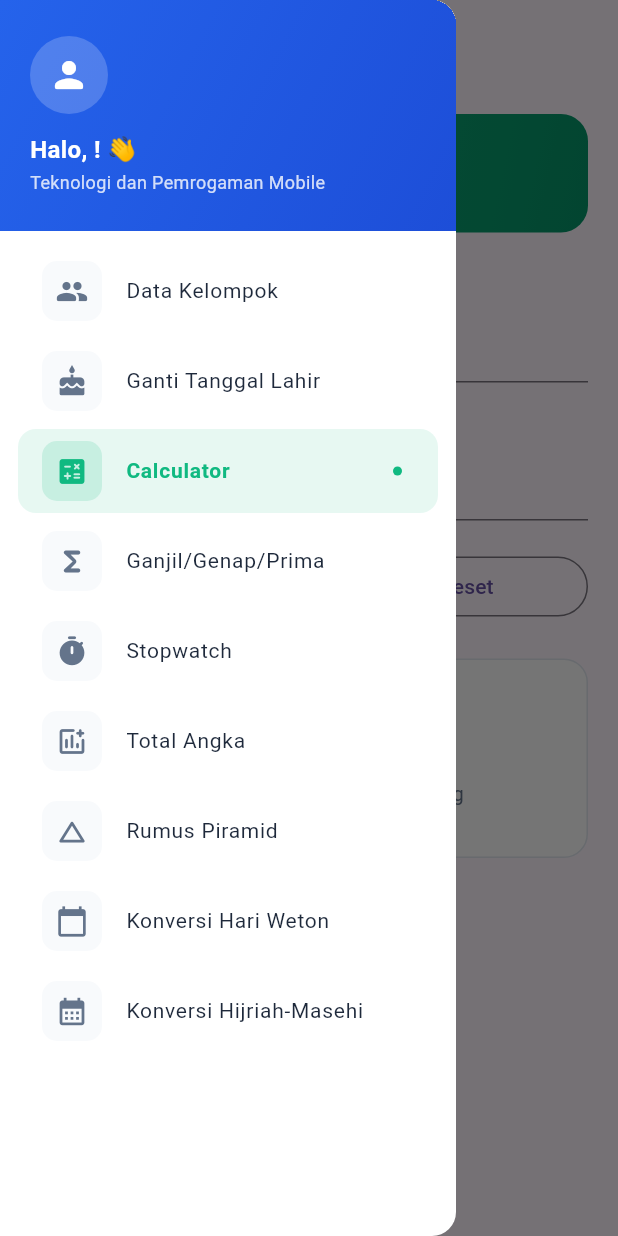
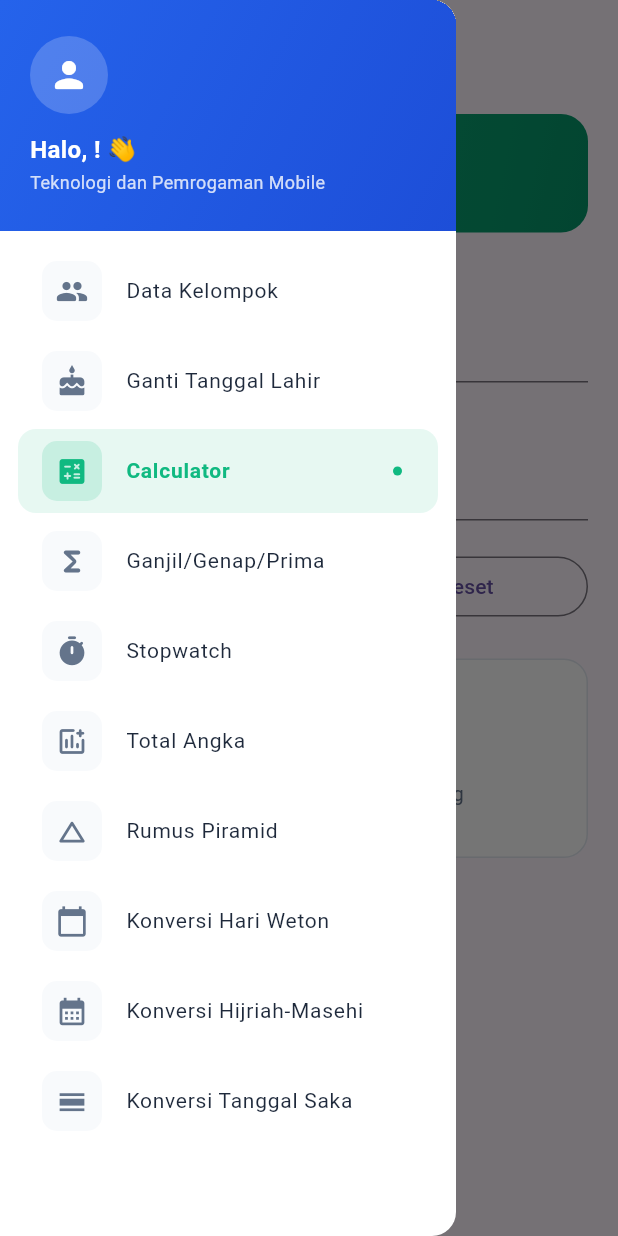
Before and after one commit to Ilhamca/teknologimobile_tugas2, a Flutter app: the CalculatorPage screen opened directly with empty values, with the side drawer open, on a phone screen of 412 x 824 dp. Run offline on Flutter 3.47's test engine with Material 3 defaults, Android fonts, the phone set to English and light mode, and no system bars.

Commit message:
Added Konversi Tanggal Masehi ke Saka

```diff
--- a/lib/theme/app_color.dart
+++ b/lib/theme/app_color.dart
@@ -24,5 +24,6 @@ class AppColors {
     Color(0xFFEC4899), // Rumus Piramid - pink
     Color(0xFF3B82F6), // Konversi Hari Weton - biru muda
     Color(0xFF14B8A6), // Konversi Hijriah-Masehi - teal
+    Color.fromARGB(255, 109, 37, 37), // Konversi Tanggal Saka - coklat
   ];
 }
--- a/lib/widget/navigation_drawer_widget.dart
+++ b/lib/widget/navigation_drawer_widget.dart
@@ -9,7 +9,7 @@ import 'package:teknologimobile_tugas2/screen/rumuspiramid_page.dart';
 import 'package:teknologimobile_tugas2/screen/stopwatch_page.dart';
 import 'package:teknologimobile_tugas2/screen/totalangka_page.dart';
 import 'package:teknologimobile_tugas2/theme/app_color.dart';
-
+import 'package:teknologimobile_tugas2/screen/konversitanggalsaka_page.dart';
 
 class NavigationDrawerWidget extends StatelessWidget {
   const NavigationDrawerWidget({
@@ -31,16 +31,52 @@ class NavigationDrawerWidget extends StatelessWidget {
 
   // Data menu: nama, ikon, rute, warna
   static const List<Map<String, dynamic>> _menuItems = [
-    {'label': 'Data Kelompok',            'icon': Icons.group_rounded,           'page': 'Data Kelompok'},
-    {'label': 'Ganti Tanggal Lahir',      'icon': Icons.cake,                    'page': 'Ganti Tanggal Lahir'},
-    {'label': 'Calculator',               'icon': Icons.calculate_rounded,       'page': 'Calculator'},
-    {'label': 'Ganjil/Genap/Prima',       'icon': Icons.functions_rounded,       'page': 'Ganjil/Genap/Prima'},
-    {'label': 'Stopwatch',                'icon': Icons.timer_rounded,           'page': 'Stopwatch'},
-    {'label': 'Total Angka',              'icon': Icons.add_chart_rounded,       'page': 'Total Angka'},
-    {'label': 'Rumus Piramid',            'icon': Icons.change_history_rounded,  'page': 'Rumus Piramid'},
-    {'label': 'Konversi Hari Weton',      'icon': Icons.calendar_today,          'page': 'Konversi Hari Weton'},
-    {'label': 'Konversi Hijriah-Masehi',  'icon': Icons.calendar_month,          'page': 'Konversi Hijriah-Masehi'},
-
+    {
+      'label': 'Data Kelompok',
+      'icon': Icons.group_rounded,
+      'page': 'Data Kelompok',
+    },
+    {
+      'label': 'Ganti Tanggal Lahir',
+      'icon': Icons.cake,
+      'page': 'Ganti Tanggal Lahir',
+    },
+    {
+      'label': 'Calculator',
+      'icon': Icons.calculate_rounded,
+      'page': 'Calculator',
+    },
+    {
+      'label': 'Ganjil/Genap/Prima',
+      'icon': Icons.functions_rounded,
+      'page': 'Ganjil/Genap/Prima',
+    },
+    {'label': 'Stopwatch', 'icon': Icons.timer_rounded, 'page': 'Stopwatch'},
+    {
+      'label': 'Total Angka',
+      'icon': Icons.add_chart_rounded,
+      'page': 'Total Angka',
+    },
+    {
+      'label': 'Rumus Piramid',
+      'icon': Icons.change_history_rounded,
+      'page': 'Rumus Piramid',
+    },
+    {
+      'label': 'Konversi Hari Weton',
+      'icon': Icons.calendar_today,
+      'page': 'Konversi Hari Weton',
+    },
+    {
+      'label': 'Konversi Hijriah-Masehi',
+      'icon': Icons.calendar_month,
+      'page': 'Konversi Hijriah-Masehi',
+    },
+    {
+      'label': 'Konversi Tanggal Saka',
+      'icon': Icons.calendar_view_day,
+      'page': 'Konversi Tanggal Saka',
+    },
   ];
 
   WidgetBuilder _getPageBuilder(String pageName) {
@@ -63,6 +99,10 @@ class NavigationDrawerWidget extends StatelessWidget {
         return (ctx) => KonversiHariWetonPage(username: username);
       case 'Konversi Hijriah-Masehi':
         return (ctx) => KonversiHijriahMasehiPage(username: username);
+      case 'Konversi Tanggal Saka':
+        return (ctx) => KonversiTanggalSaka(
+          username: username,
+        ); // Ganti dengan halaman Konversi Tanggal Saka jika sudah dibuat
       default:
         return (ctx) => MenuPage(username: username);
     }
@@ -96,7 +136,11 @@ class NavigationDrawerWidget extends StatelessWidget {
                       color: Colors.white.withOpacity(0.2),
                       shape: BoxShape.circle,
                     ),
-                    child: const Icon(Icons.person_rounded, color: Colors.white, size: 28),
+                    child: const Icon(
+                      Icons.person_rounded,
+                      color: Colors.white,
+                      size: 28,
+                    ),
                   ),
                   const SizedBox(height: 12),
                   Text(
@@ -124,7 +168,10 @@ class NavigationDrawerWidget extends StatelessWidget {
             // List menu navigasi
             Expanded(
               child: ListView.builder(
-                padding: const EdgeInsets.symmetric(horizontal: 12, vertical: 4),
+                padding: const EdgeInsets.symmetric(
+                  horizontal: 12,
+                  vertical: 4,
+                ),
                 itemCount: _menuItems.length,
                 itemBuilder: (context, index) {
                   final item = _menuItems[index];
@@ -136,7 +183,9 @@ class NavigationDrawerWidget extends StatelessWidget {
                   return Container(
                     margin: const EdgeInsets.only(bottom: 4),
                     decoration: BoxDecoration(
-                      color: isActive ? color.withOpacity(0.1) : Colors.transparent,
+                      color: isActive
+                          ? color.withOpacity(0.1)
+                          : Colors.transparent,
                       borderRadius: BorderRadius.circular(12),
                     ),
                     child: ListTile(
@@ -144,16 +193,24 @@ class NavigationDrawerWidget extends StatelessWidget {
                         width: 40,
                         height: 40,
                         decoration: BoxDecoration(
-                          color: isActive ? color.withOpacity(0.15) : AppColors.bg,
+                          color: isActive
+                              ? color.withOpacity(0.15)
+                              : AppColors.bg,
                           borderRadius: BorderRadius.circular(10),
                         ),
-                        child: Icon(icon, color: isActive ? color : AppColors.textSecondary, size: 22),
+                        child: Icon(
+                          icon,
+                          color: isActive ? color : AppColors.textSecondary,
+                          size: 22,
+                        ),
                       ),
                       title: Text(
                         label,
                         style: TextStyle(
                           fontSize: 14,
-                          fontWeight: isActive ? FontWeight.w600 : FontWeight.normal,
+                          fontWeight: isActive
+                              ? FontWeight.w600
+                              : FontWeight.normal,
                           color: isActive ? color : AppColors.textPrimary,
                         ),
                       ),
@@ -173,7 +230,9 @@ class NavigationDrawerWidget extends StatelessWidget {
                               Navigator.pop(context);
                               Navigator.push(
                                 context,
-                                MaterialPageRoute(builder: _getPageBuilder(label)),
+                                MaterialPageRoute(
+                                  builder: _getPageBuilder(label),
+                                ),
                               );
                             },
                       shape: RoundedRectangleBorder(
@@ -184,7 +243,6 @@ class NavigationDrawerWidget extends StatelessWidget {
                 },
               ),
             ),
-
           ],
         ),
       ),
```
Also changed, not shown: lib/screen/konversitanggalsaka_page.dart (added, +206 -0 lines).
